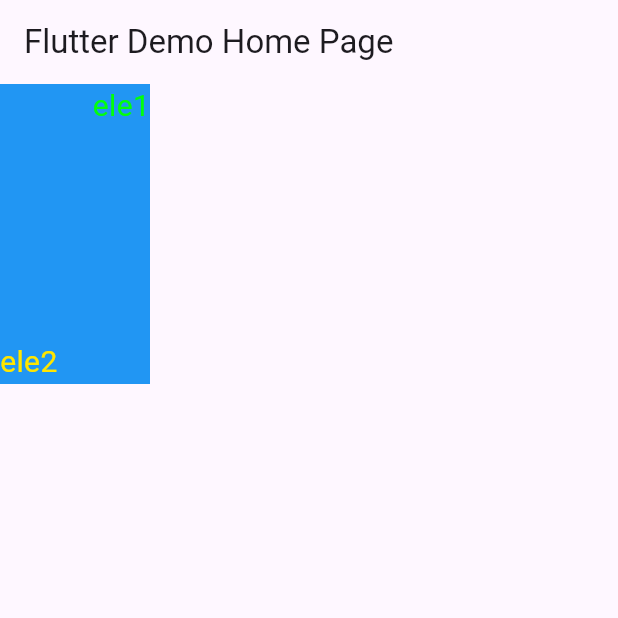
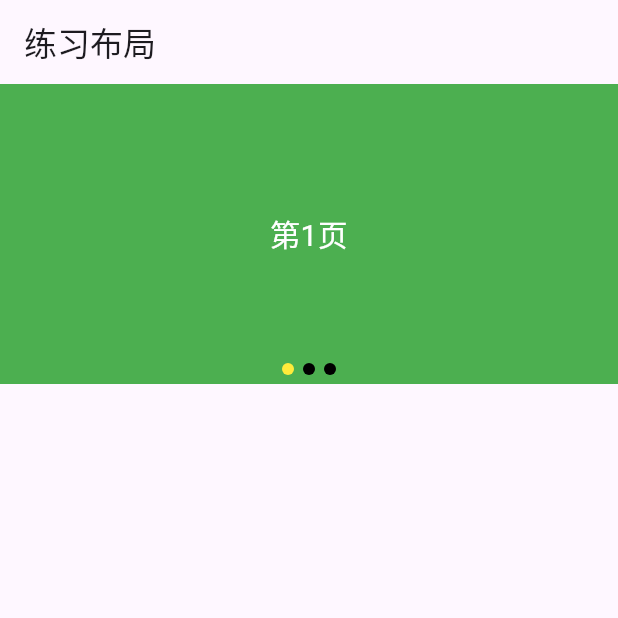
Before and after one commit to eatureide/flutter_study, a Flutter app: the screen it shows after launch, on a phone screen of 412 x 824 dp, the top half of it. Run offline on Flutter 3.47's test engine with Material 3 defaults, Android fonts, the phone set to English and light mode, and no system bars.

Commit message:
完成header

```diff
--- /dev/null
+++ b/lib/banner_header.dart
@@ -0,0 +1,66 @@
+import 'package:flutter/material.dart';
+
+class BannerHeader extends StatefulWidget {
+  const BannerHeader({super.key});
+
+  @override
+  State<BannerHeader> createState() => _BannerHeaderState();
+}
+
+class _BannerHeaderState extends State<BannerHeader> {
+  final List<Map<String, dynamic>> bannerData = const [
+    {"title": "第1页", "color": Colors.green},
+    {"title": "第2页", "color": Colors.blue},
+    {"title": "第3页", "color": Colors.pink},
+  ];
+
+  int _currentIndex = 0;
+
+  @override
+  build(BuildContext context) {
+    return Stack(
+      alignment: Alignment.bottomCenter,
+      children: [
+        SizedBox(
+          height: 200,
+          child: PageView(
+            onPageChanged: (int index) {
+              setState(() {
+                _currentIndex = index;
+              });
+            },
+            children: bannerData.map((item) {
+              return Container(
+                color: item["color"] as Color,
+                child: Center(
+                  child: Text(
+                    item["title"] as String,
+                    style: TextStyle(color: Colors.white, fontSize: 20),
+                  ),
+                ),
+              );
+            }).toList(),
+          ),
+        ),
+        Align(
+          child: Row(
+            mainAxisAlignment: MainAxisAlignment.center,
+            children: bannerData.asMap().entries.map((item) {
+              return Container(
+                width: 8,
+                height: 8,
+                margin: EdgeInsets.fromLTRB(3, 0, 3, 6),
+                decoration: BoxDecoration(
+                  color: item.key == _currentIndex
+                      ? Colors.yellow
+                      : Colors.black,
+                  borderRadius: BorderRadius.circular(20),
+                ),
+              );
+            }).toList(),
+          ),
+        ),
+      ],
+    );
+  }
+}
--- a/lib/main.dart
+++ b/lib/main.dart
@@ -1,5 +1,5 @@
 import 'package:flutter/material.dart';
-import 'container_align.dart';
+import 'banner_header.dart';
 
 void main() {
   runApp(const MyApp());
@@ -24,8 +24,12 @@ class HomePage extends StatelessWidget {
   @override
   Widget build(BuildContext context) {
     return Scaffold(
-      appBar: AppBar(title: const Text("Flutter Demo Home Page")),
-      body: Column(children: [ContainerAlign()]),
+      appBar: AppBar(title: const Text("练习布局")),
+      body: Column(
+        children: [
+          BannerHeader(),
+        ],
+      ),
     );
   }
 }
```
